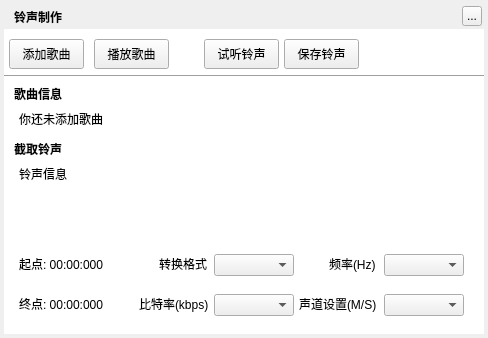
The window that TTKModule/TTKWidget/musicUiKits/musicToolsetsKits/musicsongringtonemakerwidget.ui (Greedysky/TTKMusicPlayer) describes before a commit, drawn with Qt 5.
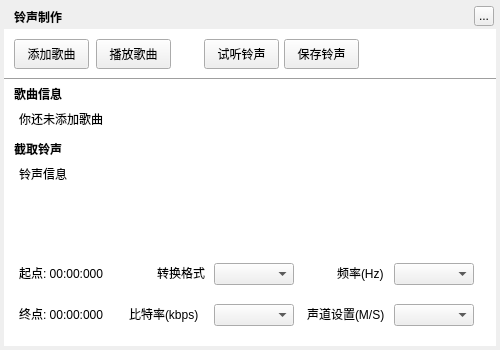
The same window after the commit. Custom widgets are drawn as their Qt base class.

Commit message: refactor: Resize widget[019579]

Patch:
```diff
--- a/TTKModule/TTKWidget/musicUiKits/musicToolsetsKits/musicsongringtonemakerwidget.ui
+++ b/TTKModule/TTKWidget/musicUiKits/musicToolsetsKits/musicsongringtonemakerwidget.ui
@@ -6,8 +6,8 @@
    <rect>
     <x>0</x>
     <y>0</y>
-    <width>488</width>
-    <height>338</height>
+    <width>500</width>
+    <height>350</height>
    </rect>
   </property>
   <property name="windowTitle">
@@ -18,8 +18,8 @@
     <rect>
      <x>4</x>
      <y>4</y>
-     <width>480</width>
-     <height>330</height>
+     <width>492</width>
+     <height>342</height>
     </rect>
    </property>
    <property name="text">
@@ -45,7 +45,7 @@
   <widget class="QToolButton" name="topTitleCloseButton">
    <property name="geometry">
     <rect>
-     <x>462</x>
+     <x>474</x>
      <y>6</y>
      <width>20</width>
      <height>20</height>
@@ -60,8 +60,8 @@
     <rect>
      <x>4</x>
      <y>29</y>
-     <width>480</width>
-     <height>305</height>
+     <width>492</width>
+     <height>317</height>
     </rect>
    </property>
    <property name="styleSheet">
@@ -72,8 +72,8 @@
    <property name="geometry">
     <rect>
      <x>4</x>
-     <y>74</y>
-     <width>480</width>
+     <y>77</y>
+     <width>492</width>
      <height>5</height>
     </rect>
    </property>
@@ -84,7 +84,7 @@
   <widget class="QPushButton" name="addSongButton">
    <property name="geometry">
     <rect>
-     <x>9</x>
+     <x>14</x>
      <y>39</y>
      <width>75</width>
      <height>30</height>
@@ -97,7 +97,7 @@
   <widget class="QPushButton" name="playSongButton">
    <property name="geometry">
     <rect>
-     <x>94</x>
+     <x>96</x>
      <y>39</y>
      <width>75</width>
      <height>30</height>
@@ -182,7 +182,7 @@
    <property name="geometry">
     <rect>
      <x>19</x>
-     <y>254</y>
+     <y>263</y>
      <width>100</width>
      <height>20</height>
     </rect>
@@ -195,7 +195,7 @@
    <property name="geometry">
     <rect>
      <x>19</x>
-     <y>294</y>
+     <y>304</y>
      <width>100</width>
      <height>20</height>
     </rect>
@@ -207,9 +207,9 @@
   <widget class="QLabel" name="label_7">
    <property name="geometry">
     <rect>
-     <x>139</x>
-     <y>294</y>
-     <width>75</width>
+     <x>129</x>
+     <y>304</y>
+     <width>80</width>
      <height>20</height>
     </rect>
    </property>
@@ -220,8 +220,8 @@
   <widget class="QComboBox" name="msCombo">
    <property name="geometry">
     <rect>
-     <x>384</x>
-     <y>294</y>
+     <x>394</x>
+     <y>304</y>
      <width>80</width>
      <height>22</height>
     </rect>
@@ -231,7 +231,7 @@
    <property name="geometry">
     <rect>
      <x>214</x>
-     <y>294</y>
+     <y>304</y>
      <width>80</width>
      <height>22</height>
     </rect>
@@ -240,8 +240,8 @@
   <widget class="QLabel" name="label_8">
    <property name="geometry">
     <rect>
-     <x>299</x>
-     <y>294</y>
+     <x>307</x>
+     <y>304</y>
      <width>81</width>
      <height>20</height>
     </rect>
@@ -254,7 +254,7 @@
    <property name="geometry">
     <rect>
      <x>214</x>
-     <y>254</y>
+     <y>263</y>
      <width>80</width>
      <height>22</height>
     </rect>
@@ -263,8 +263,8 @@
   <widget class="QLabel" name="label_9">
    <property name="geometry">
     <rect>
-     <x>159</x>
-     <y>254</y>
+     <x>157</x>
+     <y>263</y>
      <width>51</width>
      <height>20</height>
     </rect>
@@ -276,8 +276,8 @@
   <widget class="QComboBox" name="hzCombo">
    <property name="geometry">
     <rect>
-     <x>384</x>
-     <y>254</y>
+     <x>394</x>
+     <y>263</y>
      <width>80</width>
      <height>22</height>
     </rect>
@@ -286,8 +286,8 @@
   <widget class="QLabel" name="label_10">
    <property name="geometry">
     <rect>
-     <x>329</x>
-     <y>254</y>
+     <x>337</x>
+     <y>263</y>
      <width>51</width>
      <height>20</height>
     </rect>
@@ -300,7 +300,7 @@
    <property name="geometry">
     <rect>
      <x>24</x>
-     <y>189</y>
+     <y>195</y>
      <width>440</width>
      <height>55</height>
     </rect>
```
The commit also changes 6 other files.
